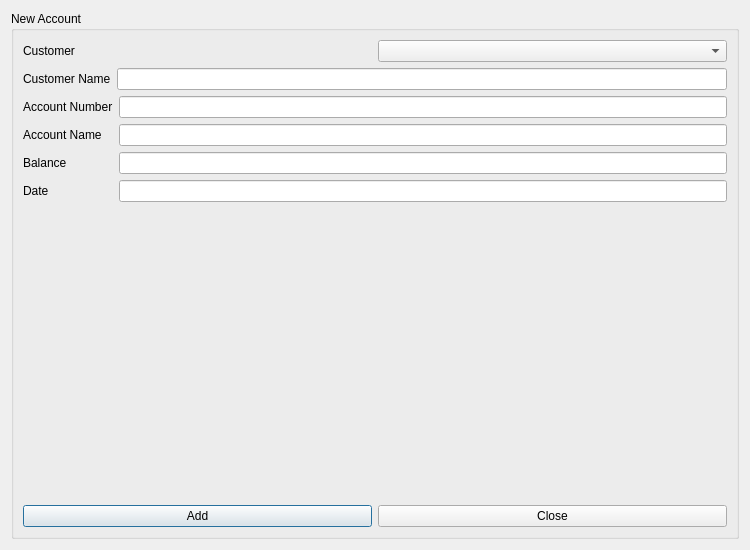
Before: the Qt Designer form accountcreate.ui in jonathansaetre/BankSystem, drawn with Qt 5.
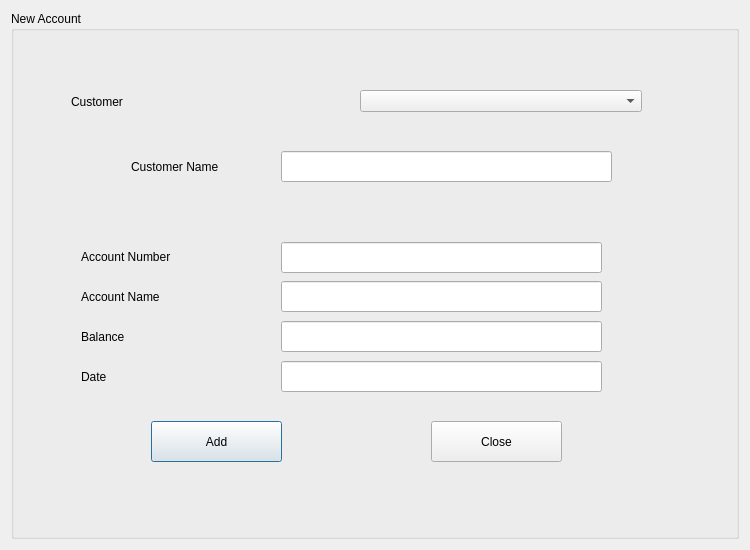
After: the same form once the commit is applied.

Commit message: add accountList to CustomerDetails and some changes on the windows

The edit to the form file:
```diff
--- a/accountcreate.ui
+++ b/accountcreate.ui
@@ -31,8 +31,15 @@
      <property name="title">
       <string>New Account</string>
      </property>
-     <layout class="QVBoxLayout" name="verticalLayout">
-      <item>
+     <widget class="QWidget" name="">
+      <property name="geometry">
+       <rect>
+        <x>60</x>
+        <y>70</y>
+        <width>571</width>
+        <height>41</height>
+       </rect>
+      </property>
        <layout class="QHBoxLayout" name="horizontalLayout">
         <item>
          <widget class="QLabel" name="ssnLabel">
@@ -45,84 +52,148 @@
          <widget class="QComboBox" name="comboAccount"/>
         </item>
        </layout>
-      </item>
-      <item>
-       <layout class="QHBoxLayout" name="horizontalLayout_2">
-        <item>
-         <widget class="QLabel" name="customerNameLabel">
+     </widget>
+     <widget class="QPushButton" name="addButton">
+      <property name="geometry">
+       <rect>
+        <x>140</x>
+        <y>410</y>
+        <width>131</width>
+        <height>41</height>
+       </rect>
+      </property>
           <property name="text">
-           <string>Customer Name</string>
-          </property>
-         </widget>
-        </item>
-        <item>
-         <widget class="QLineEdit" name="nameBox"/>
-        </item>
-       </layout>
-      </item>
-      <item>
-       <layout class="QFormLayout" name="formLayout">
-        <item row="0" column="0">
+       <string>Add</string>
+      </property>
+     </widget>
+     <widget class="QPushButton" name="closeButton">
+      <property name="geometry">
+       <rect>
+        <x>420</x>
+        <y>410</y>
+        <width>131</width>
+        <height>41</height>
+       </rect>
+      </property>
+      <property name="text">
+       <string>Close</string>
+      </property>
+     </widget>
+     <widget class="QLabel" name="dateLabel">
+      <property name="geometry">
+       <rect>
+        <x>70</x>
+        <y>350</y>
+        <width>121</width>
+        <height>31</height>
+       </rect>
+      </property>
+      <property name="text">
+       <string>Date</string>
+      </property>
+     </widget>
+     <widget class="QLineEdit" name="balanceBox">
+      <property name="geometry">
+       <rect>
+        <x>270</x>
+        <y>310</y>
+        <width>321</width>
+        <height>31</height>
+       </rect>
+      </property>
+     </widget>
+     <widget class="QLineEdit" name="dateBox">
+      <property name="geometry">
+       <rect>
+        <x>270</x>
+        <y>350</y>
+        <width>321</width>
+        <height>31</height>
+       </rect>
+      </property>
+     </widget>
          <widget class="QLabel" name="accountNrLabel">
+      <property name="geometry">
+       <rect>
+        <x>70</x>
+        <y>230</y>
+        <width>151</width>
+        <height>31</height>
+       </rect>
+      </property>
           <property name="text">
            <string>Account Number</string>
           </property>
          </widget>
-        </item>
-        <item row="0" column="1">
-         <widget class="QLineEdit" name="accounNrBox"/>
-        </item>
-        <item row="1" column="0">
          <widget class="QLabel" name="accoutNameLabel">
+      <property name="geometry">
+       <rect>
+        <x>70</x>
+        <y>270</y>
+        <width>131</width>
+        <height>31</height>
+       </rect>
+      </property>
           <property name="text">
            <string>Account Name</string>
           </property>
          </widget>
-        </item>
-        <item row="1" column="1">
-         <widget class="QLineEdit" name="accountNameBox"/>
-        </item>
-        <item row="2" column="0">
+     <widget class="QLineEdit" name="accounNrBox">
+      <property name="geometry">
+       <rect>
+        <x>270</x>
+        <y>231</y>
+        <width>321</width>
+        <height>31</height>
+       </rect>
+      </property>
+     </widget>
+     <widget class="QLineEdit" name="accountNameBox">
+      <property name="geometry">
+       <rect>
+        <x>270</x>
+        <y>270</y>
+        <width>321</width>
+        <height>31</height>
+       </rect>
+      </property>
+     </widget>
          <widget class="QLabel" name="balanceLabel">
+      <property name="geometry">
+       <rect>
+        <x>70</x>
+        <y>310</y>
+        <width>111</width>
+        <height>31</height>
+       </rect>
+      </property>
           <property name="text">
            <string>Balance</string>
           </property>
          </widget>
-        </item>
-        <item row="2" column="1">
-         <widget class="QLineEdit" name="balanceBox"/>
-        </item>
-        <item row="3" column="0">
-         <widget class="QLabel" name="dateLabel">
-          <property name="text">
-           <string>Date</string>
-          </property>
-         </widget>
-        </item>
-        <item row="3" column="1">
-         <widget class="QLineEdit" name="dateBox"/>
-        </item>
-       </layout>
-      </item>
-      <item>
-       <layout class="QHBoxLayout" name="horizontalLayout_5">
-        <item>
-         <widget class="QPushButton" name="addButton">
+     <widget class="QLabel" name="customerNameLabel">
+      <property name="geometry">
+       <rect>
+        <x>120</x>
+        <y>140</y>
+        <width>121</width>
+        <height>31</height>
+       </rect>
+      </property>
           <property name="text">
-           <string>Add</string>
-          </property>
-         </widget>
-        </item>
-        <item>
-         <widget class="QPushButton" name="closeButton">
-          <property name="text">
-           <string>Close</string>
-          </property>
-         </widget>
-        </item>
-       </layout>
-      </item>
-     </layout>
+       <string>Customer Name</string>
+      </property>
+     </widget>
+     <widget class="QLineEdit" name="nameBox">
+      <property name="geometry">
+       <rect>
+        <x>270</x>
+        <y>140</y>
+        <width>331</width>
+        <height>31</height>
+       </rect>
+      </property>
+     </widget>
     </widget>
    </item>
   </layout>
```
Lines whose indentation alone changed are shown as unchanged. The commit also changes 3 other files.
